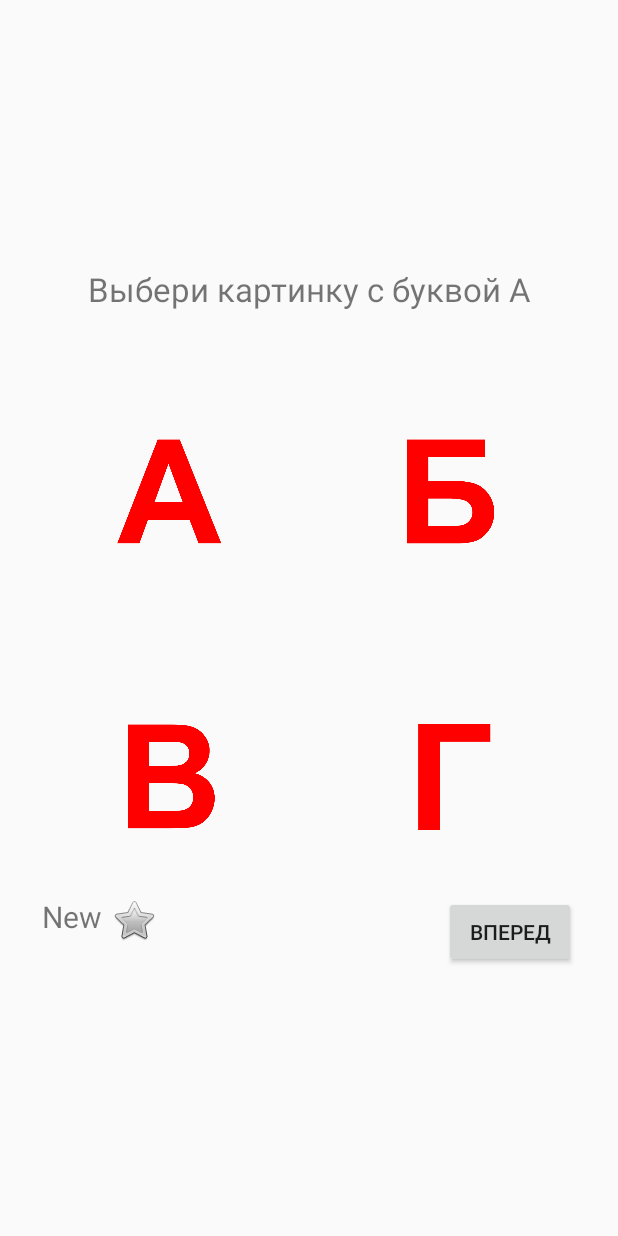
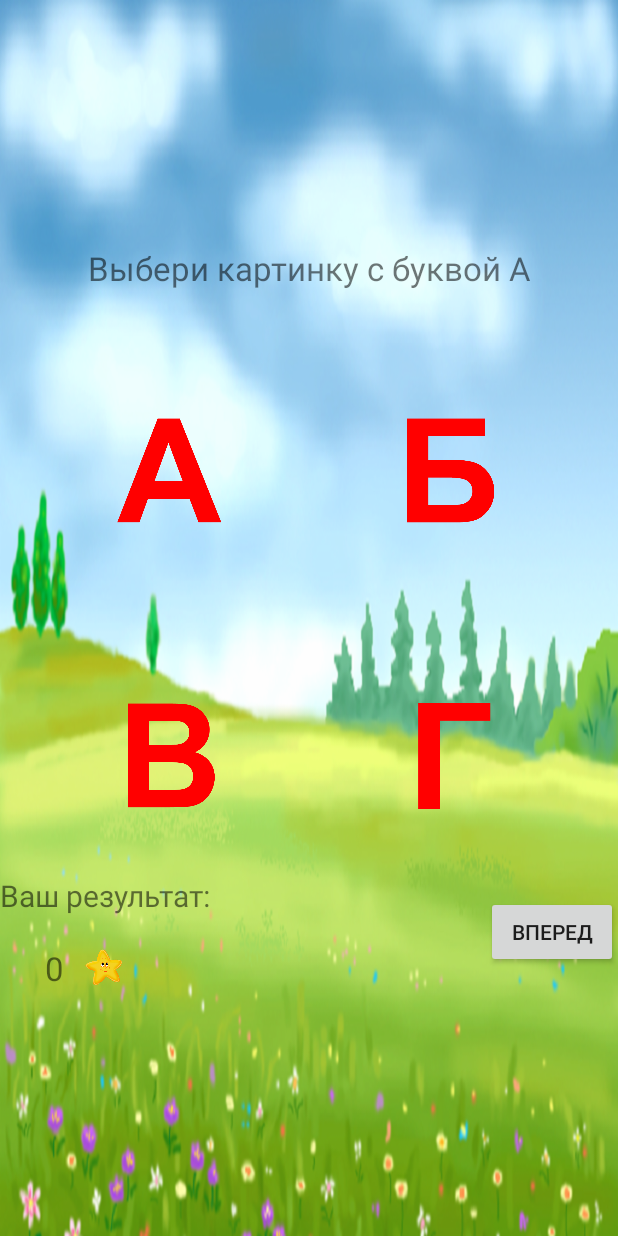
Before and after one commit to putnik-busy/diplom, an Android app: the screen it shows after launch (Activity_test), after a tap on "ПРОВЕРЯЛКА", on a phone screen of 412 x 824 dp. Run offline under Robolectric (Android 15) with nearby library versions, the phone set to English and light mode, and no system bars.

Commit message:
добавил тестирование

```diff
--- a/app/src/main/java/com/just_app/diplom/Test_Fragment.java
+++ b/app/src/main/java/com/just_app/diplom/Test_Fragment.java
@@ -8,32 +8,41 @@ import android.net.Uri;
 import android.os.AsyncTask;
 import android.os.Bundle;
 import android.support.annotation.Nullable;
+import android.view.Gravity;
 import android.view.LayoutInflater;
 import android.view.View;
 import android.view.ViewGroup;
+import android.widget.Button;
 import android.widget.ImageView;
 import android.widget.TextView;
+import android.widget.Toast;
 
 import com.fasterxml.jackson.databind.ObjectMapper;
 
 import java.io.IOException;
 import java.io.InputStream;
+import java.util.Arrays;
+import java.util.Collections;
+import java.util.List;
+import java.util.Random;
 import java.util.concurrent.ExecutionException;
 
-public class Test_Fragment extends Fragment {
+public class Test_Fragment extends Fragment implements View.OnClickListener {
 
     public static final String EXTRA_ITEM_TEST =
             "com.just_app.diplom.item";
-    private ImageView view_1, view_2, view_3, view_4;
-    private TextView textViewTestWord;
+    private ImageView view_1, view_2, view_3, view_4, starView;
+    private TextView textViewTestWord, scoreTextView;
+    private Button next;
     private String mItemQuestions;
     private Subject_Question mSubQuest;
     private ObjectMapper mapper;
     private AssetManager mgr;
     private int i = 0;
+    private int score = 0;
     private String mQuestion;
     private Uri imgUri;
-    private InputStream stream;
+    private boolean flag_answer = false;
 
     public static Test_Fragment newInstance(String item) {
         Bundle args = new Bundle();
@@ -56,6 +65,7 @@ public class Test_Fragment extends Fragment {
             e.printStackTrace();
         }
     }
+
 
     class LoadQuestionTask extends AsyncTask<String, String, Subject_Question> {
         @Override
@@ -80,38 +90,15 @@ public class Test_Fragment extends Fragment {
                              Bundle savedInstanceState) {
         View v = inflater.inflate(
                 R.layout.fragment_test, container, false);
-        view_1 = (ImageView) v.findViewById(R.id.button_1);
-        view_2 = (ImageView) v.findViewById(R.id.button_2);
-        view_3 = (ImageView) v.findViewById(R.id.button_3);
-        view_4 = (ImageView) v.findViewById(R.id.button_4);
-        textViewTestWord = (TextView) v.findViewById(R.id.textViewTestWord);
-
+        init(v);
         onChangeQuestion();
-        View.OnClickListener onClickListener = new View.OnClickListener() {
-            @Override
-            public void onClick(View v) {
-                switch (v.getId()) {
-                    case R.id.button_1:
-                        String srcimage= (String)view_1.getTag();
-                        if (srcimage.equals(mSubQuest.content.get(i).correct_answer)) {
-                            textViewTestWord.setText("верно");
-                    }
-                        break;
-                    case R.id.button_2:
-                        String srcimage_2 = (String)view_2.getTag();
-                        if (srcimage_2.equals(mSubQuest.content.get(i).correct_answer)) {
-                            textViewTestWord.setText("верно");
-                        }
-                }
-            }
-        };
-        view_1.setOnClickListener(onClickListener);
         return v;
     }
 
     public void onChangeQuestion() {
         mgr = getActivity().getAssets();
-        if (mSubQuest.content != null) {
+        Collections.shuffle(mSubQuest.content);
+        if (mSubQuest.content != null && i < mSubQuest.content.size()) {
             try {
                 imgUri = Uri.parse(mSubQuest.content.get(i).answer_1);
                 view_1.setImageDrawable(getDrawable(imgUri));
@@ -119,15 +106,15 @@ public class Test_Fragment extends Fragment {
 
                 Uri imgUri_2 = Uri.parse(mSubQuest.content.get(i).answer_2);
                 view_2.setImageDrawable(getDrawable(imgUri_2));
-                view_2.setTag(mSubQuest.content.get(i).answer_1);
+                view_2.setTag(mSubQuest.content.get(i).answer_2);
 
                 Uri imgUri_3 = Uri.parse(mSubQuest.content.get(i).answer_3);
                 view_3.setImageDrawable(getDrawable(imgUri_3));
-                view_3.setTag(mSubQuest.content.get(i).answer_1);
+                view_3.setTag(mSubQuest.content.get(i).answer_3);
 
                 Uri imgUri_4 = Uri.parse(mSubQuest.content.get(i).answer_4);
                 view_4.setImageDrawable(getDrawable(imgUri_4));
-                view_4.setTag(mSubQuest.content.get(i).answer_1);
+                view_4.setTag(mSubQuest.content.get(i).answer_4);
 
                 mQuestion = mSubQuest.content.get(i).question;
                 textViewTestWord.setText(mQuestion);
@@ -145,4 +132,79 @@ public class Test_Fragment extends Fragment {
         return drawableView;
     }
 
+    @Override
+    public void onClick(View v) {
+        if (i < mSubQuest.content.size())
+        switch (v.getId()) {
+            case R.id.button_1:
+                String srcimage = (String) view_1.getTag();
+                flag_answer = srcimage.equals(mSubQuest.content.get(i).correct_answer);
+                custom_Toast(v);
+                break;
+            case R.id.button_2:
+                String srcimage_2 = (String) view_2.getTag();
+                flag_answer = srcimage_2.equals(mSubQuest.content.get(i).correct_answer);
+                custom_Toast(v);
+                break;
+            case R.id.button_3:
+                String srcimage_3 = (String) view_3.getTag();
+                flag_answer = srcimage_3.equals(mSubQuest.content.get(i).correct_answer);
+                custom_Toast(v);
+                break;
+            case R.id.button_4:
+                String srcimage_4 = (String) view_4.getTag();
+                flag_answer = srcimage_4.equals(mSubQuest.content.get(i).correct_answer);
+                custom_Toast(v);
+                break;
+            case R.id.next:
+                    i++;
+                onChangeQuestion();
+        }
+    }
+
+    public void init(View v) {
+        view_1 = (ImageView) v.findViewById(R.id.button_1);
+        view_2 = (ImageView) v.findViewById(R.id.button_2);
+        view_3 = (ImageView) v.findViewById(R.id.button_3);
+        view_4 = (ImageView) v.findViewById(R.id.button_4);
+        starView = (ImageView) v.findViewById(R.id.starView);
+        next = (Button) v.findViewById(R.id.next);
+        scoreTextView = (TextView) v.findViewById(R.id.scoreTextView);
+        textViewTestWord = (TextView) v.findViewById(R.id.textViewTestWord);
+        view_1.setOnClickListener(this);
+        view_2.setOnClickListener(this);
+        view_3.setOnClickListener(this);
+        view_4.setOnClickListener(this);
+        next.setOnClickListener(this);
+    }
+
+    public void custom_Toast(View toast) {
+        String[] correct_answer = getResources().getStringArray(R.array.list_correct_answer);
+        String[] incorrect_answer = getResources().getStringArray(R.array.list_incorrect_answer);
+        List correct_answer_list = Arrays.asList(correct_answer);
+        List incorrect_answer_list = Arrays.asList(incorrect_answer);
+        Collections.shuffle(correct_answer_list);
+        Collections.shuffle(incorrect_answer_list);
+        Random random = new Random();
+
+        LayoutInflater inflater = getActivity().getLayoutInflater();
+        View layout = inflater.inflate(R.layout.custom_toast_layout,
+                (ViewGroup) toast.findViewById(R.id.toast_layout));
+        TextView text = (TextView) layout.findViewById(R.id.toast_text);
+
+        if (flag_answer) {
+
+            scoreTextView.setText("" + ++score);
+            text.setText(String.valueOf(correct_answer_list.get(random.nextInt(5))));
+        } else {
+            text.setText(String.valueOf(incorrect_answer_list.get(random.nextInt(5))));
+        }
+
+        Toast tost = new Toast(getActivity().getApplicationContext());
+        tost.setGravity(Gravity.CENTER_VERTICAL, 0, 0);
+        tost.setDuration(Toast.LENGTH_LONG);
+        tost.setView(layout);
+        tost.show();
+    }
+
 }
--- a/app/src/main/res/layout/fragment_test.xml
+++ b/app/src/main/res/layout/fragment_test.xml
@@ -4,7 +4,8 @@
               android:layout_height="match_parent"
               android:gravity="center"
               android:orientation="vertical"
-              android:weightSum="1">
+              android:weightSum="1"
+    android:background="@drawable/test_fon">
 
     <LinearLayout
         android:layout_width="match_parent"
@@ -69,17 +70,8 @@
     </LinearLayout>
 
 <RelativeLayout
-    android:layout_width="356dp"
+    android:layout_width="match_parent"
     android:layout_height="wrap_content">
-
-        <ImageView
-            android:layout_width="wrap_content"
-            android:layout_height="wrap_content"
-            android:src="@android:drawable/btn_star"
-            android:id="@+id/imageView"
-            android:layout_alignParentTop="true"
-            android:layout_toRightOf="@+id/textView"
-            android:layout_toEndOf="@+id/textView"/>
 
         <Button
             android:id="@+id/next"
@@ -92,15 +84,38 @@
             android:layout_alignParentEnd="true"/>
 
     <TextView
+        android:id="@+id/textView"
         android:layout_width="wrap_content"
         android:layout_height="wrap_content"
-        android:text="New"
-        android:id="@+id/textView"
+        android:text="Ваш результат:"
         android:layout_marginRight="5dp"
         android:textSize="20sp"
         android:layout_alignTop="@+id/next"
         android:layout_alignParentLeft="true"
         android:layout_alignParentStart="true"
-        android:layout_alignBottom="@+id/imageView"/>
+        android:layout_marginBottom="20dp"/>
+
+    <TextView
+        android:id="@+id/scoreTextView"
+        android:text="0"
+        android:textSize="22sp"
+        android:layout_width="wrap_content"
+        android:layout_height="wrap_content"
+        android:layout_below="@+id/textView"
+        android:layout_alignParentLeft="true"
+        android:layout_marginLeft="30dp"
+        android:layout_alignParentStart="true"/>
+
+    <ImageView
+        android:id="@+id/starView"
+        android:layout_width="wrap_content"
+        android:layout_height="wrap_content"
+        android:src="@drawable/estrellaua"
+        android:layout_alignBottom="@+id/scoreTextView"
+        android:layout_alignRight="@+id/textView"
+        android:layout_alignEnd="@+id/textView"
+        android:layout_below="@+id/textView"/>
+
 </RelativeLayout>
+
 </LinearLayout>
--- a/app/src/main/res/values/strings.xml
+++ b/app/src/main/res/values/strings.xml
@@ -7,4 +7,20 @@
     <string name="dlg_btn_ok">Да</string>
     <string name="dlg_msg">Вы точно хотите выйти?</string>
     <string name="selectTest">Выбери картинку с буквой:</string>
+
+    <string-array name="list_correct_answer">
+        <item>Верно!</item>
+        <item>Молодец!</item>
+        <item>Молодец!</item>
+        <item>Так держать!</item>
+        <item>Прекрасно!</item>
+    </string-array>
+
+    <string-array name="list_incorrect_answer">
+        <item>Попробуй еще раз!</item>
+        <item>Не сдавайся!</item>
+        <item>У тебя все впереди!</item>
+        <item>А давай еще раз?</item>
+        <item>Начни сначала!</item>
+    </string-array>
 </resources>
```
Also changed, not shown: app/src/main/res/layout/custom_toast_layout.xml (added, +25 -0 lines), app/src/main/res/drawable-hdpi/estrellaua.png (added), app/src/main/res/drawable-hdpi/helper.png (added), app/src/main/res/drawable-mdpi/estrellaua.png (added), app/src/main/res/drawable-mdpi/helper.png (added), app/src/main/res/drawable-mdpi/test_fon.png (added), app/src/main/res/drawable-xhdpi/estrellaua.png (added), app/src/main/res/drawable-xhdpi/helper.png (added), app/src/main/res/drawable-xxhdpi/estrellaua.png (added), app/src/main/res/drawable-xxhdpi/helper.png (added), app/src/main/res/drawable-xxxhdpi/estrellaua.png (added), app/src/main/res/drawable-xxxhdpi/helper.png (added), 4 other files.
